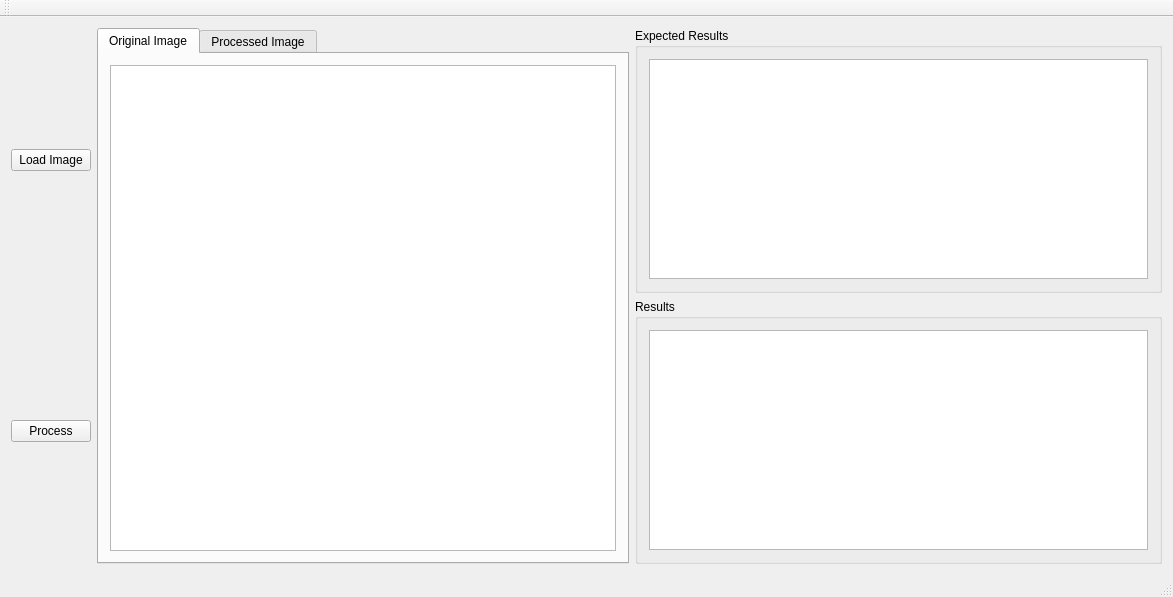
The window that Demo2/mainwindow.ui (MTUTN/UTN-PF-Demo2) describes before a commit, drawn with Qt 5.
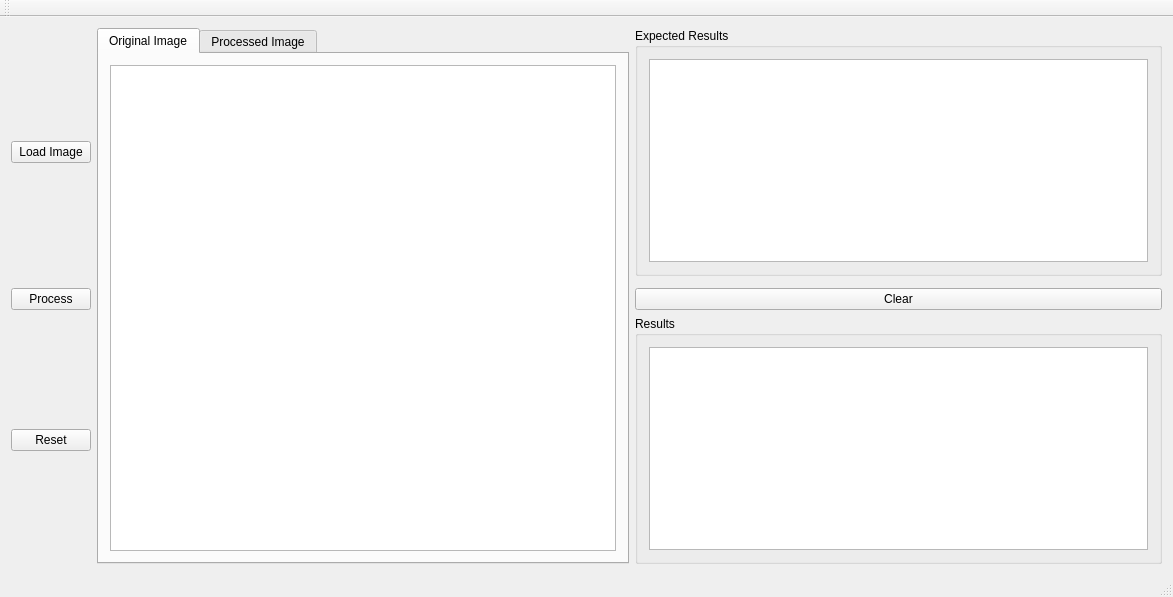
The same window after the commit.

Commit message: Print results on app main screen

What changed in the file:
```diff
--- a/Demo2/mainwindow.ui
+++ b/Demo2/mainwindow.ui
@@ -46,7 +46,7 @@
       </property>
      </widget>
     </item>
-    <item row="0" column="1" rowspan="2">
+    <item row="0" column="1" rowspan="4">
      <widget class="QTabWidget" name="imagesTabWidget">
       <property name="minimumSize">
        <size>
@@ -86,14 +86,7 @@
       </layout>
      </widget>
     </item>
-    <item row="1" column="0">
-     <widget class="QPushButton" name="processPushButton">
-      <property name="text">
-       <string>Process</string>
-      </property>
-     </widget>
-    </item>
-    <item row="1" column="2">
+    <item row="3" column="2">
      <widget class="QGroupBox" name="resultsGroupBox">
       <property name="title">
        <string>Results</string>
@@ -105,17 +98,35 @@
       </layout>
      </widget>
     </item>
+    <item row="3" column="0">
+     <widget class="QPushButton" name="resetPushButton">
+      <property name="text">
+       <string>Reset</string>
+      </property>
+     </widget>
+    </item>
+    <item row="2" column="0">
+     <widget class="QPushButton" name="processPushButton">
+      <property name="text">
+       <string>Process</string>
+      </property>
+     </widget>
+    </item>
+    <item row="2" column="2">
+     <widget class="QPushButton" name="clearPushButton">
+      <property name="text">
+       <string>Clear</string>
+      </property>
+     </widget>
+    </item>
    </layout>
-   <zorder>verticalLayoutWidget</zorder>
-   <zorder>verticalLayoutWidget_2</zorder>
-   <zorder>gridLayoutWidget</zorder>
-   <zorder>gridLayoutWidget</zorder>
-   <zorder>mainImageGraphicsView</zorder>
    <zorder>expectedResultsGroupBox</zorder>
    <zorder>resultsGroupBox</zorder>
-   <zorder>processPushButton</zorder>
    <zorder>imagesTabWidget</zorder>
    <zorder>loadImagePushButton</zorder>
+   <zorder>processPushButton</zorder>
+   <zorder>resetPushButton</zorder>
+   <zorder>clearPushButton</zorder>
   </widget>
   <widget class="QMenuBar" name="menuBar">
    <property name="geometry">
```
The commit also changes 5 other files.
